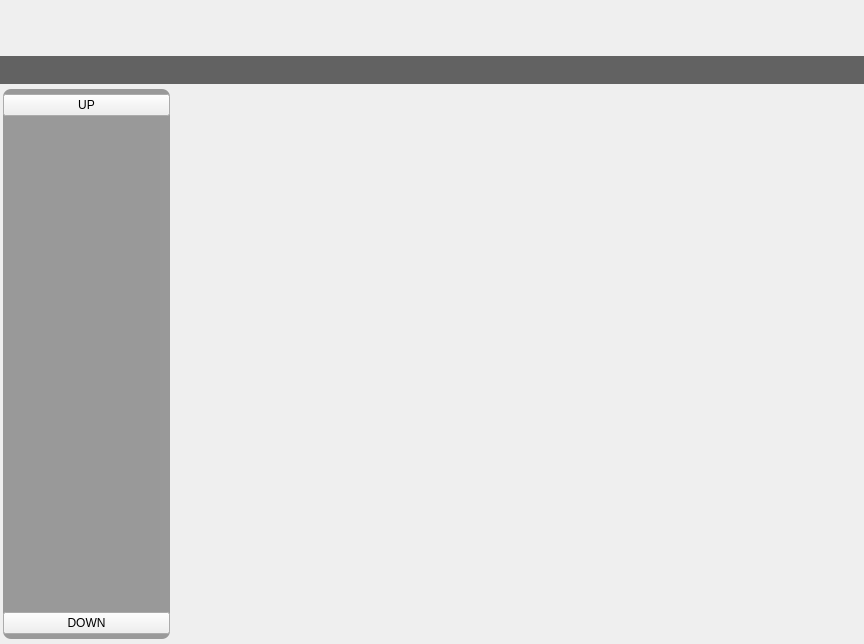
Old version of the form ui/mainwindow.ui in the repository 15903016222/Voice.
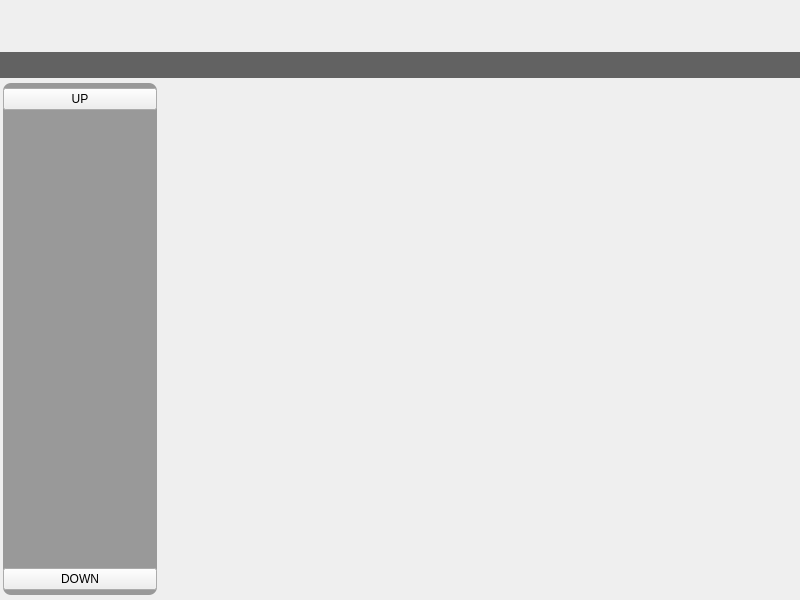
New version of the form. Custom widgets are drawn as their Qt base class.

Commit message: 修改：把widgetTopLeft的提升类更改成TopMenu

What changed in the file:
```diff
--- a/ui/mainwindow.ui
+++ b/ui/mainwindow.ui
@@ -6,8 +6,8 @@
    <rect>
     <x>0</x>
     <y>0</y>
-    <width>864</width>
-    <height>644</height>
+    <width>800</width>
+    <height>600</height>
    </rect>
   </property>
   <property name="sizePolicy">
@@ -233,8 +233,8 @@
                        <rect>
                         <x>0</x>
                         <y>0</y>
-                        <width>167</width>
-                        <height>490</height>
+                        <width>154</width>
+                        <height>452</height>
                        </rect>
                       </property>
                      </widget>
```
Left out of the diff: 6 changed lines with no effect on the pictures.
